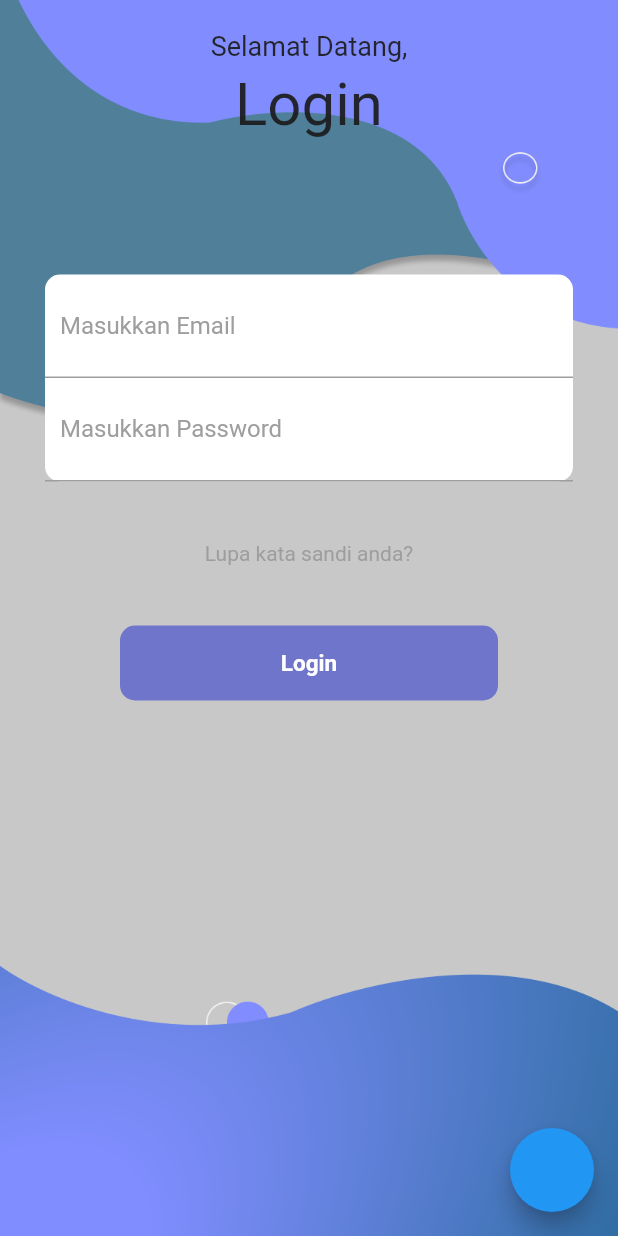
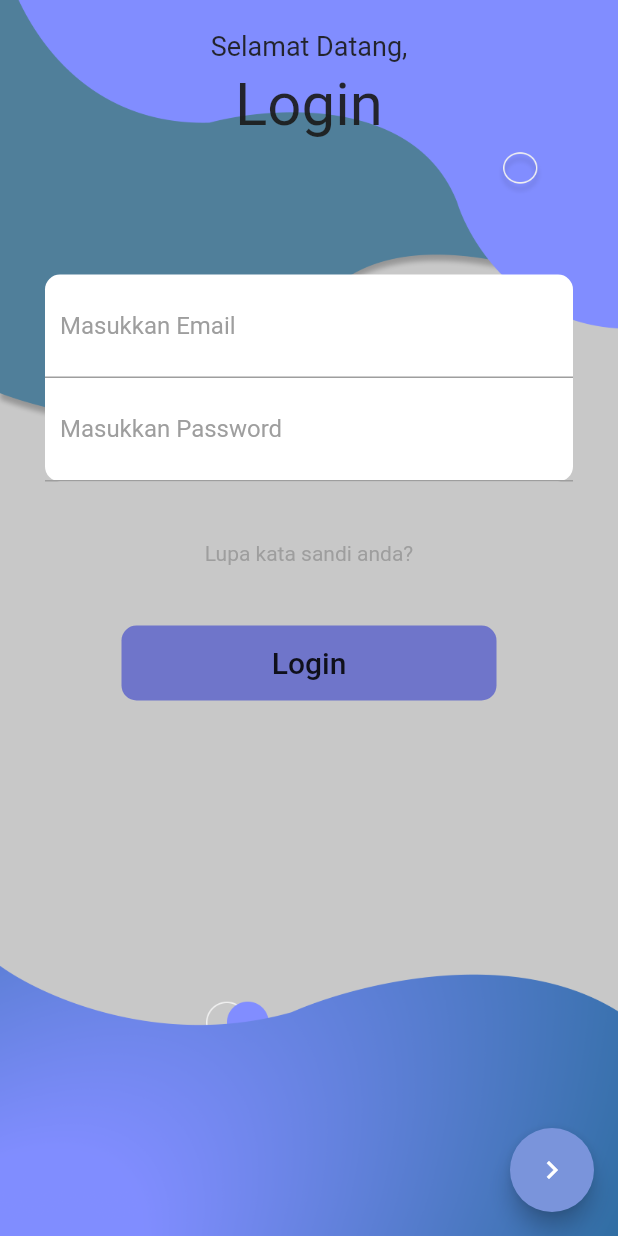
Before and after one commit to ihsanasfarii/Self-Safety-Report-Apps, a Flutter app: the screen it shows after launch, after a tap on the "navigate next" icon, on a phone screen of 412 x 824 dp. Run offline on Flutter 3.47's test engine with Material 2 defaults, Android fonts, the phone set to English and light mode, and no system bars.

Commit message:
update button login bro & menu beranda

```diff
--- a/lib/Login/Button.dart
+++ b/lib/Login/Button.dart
@@ -5,16 +5,19 @@ class Button extends StatelessWidget {
   Widget build(BuildContext context) {
     return Container(
       height: 50,
+      width: 250,
       margin: EdgeInsets.symmetric(horizontal: 50),
       decoration: BoxDecoration(
         color: Color.fromARGB(255, 111, 117, 202),
         borderRadius: BorderRadius.circular(10),
       ),
-      child: Center(
+      child: FlatButton(
+        onPressed: () {
+          Navigator.pushNamed(context, '/beranda');
+        },
         child: Text(
           "Login",
-          style: TextStyle(
-              color: Colors.white, fontSize: 15, fontWeight: FontWeight.bold),
+          style: TextStyle(fontSize: 20),
         ),
       ),
     );
--- a/lib/Login/LoginPage.dart
+++ b/lib/Login/LoginPage.dart
@@ -7,10 +7,11 @@ class LoginPage extends StatelessWidget {
   Widget build(BuildContext context) {
     return Scaffold(
       floatingActionButton: FloatingActionButton(
-        onPressed: () {
-          Navigator.pushNamed(context, '/register');
-        },
-      ),
+          onPressed: () {
+            Navigator.pushNamed(context, '/register');
+          },
+          backgroundColor: Color.fromARGB(255, 122, 148, 219),
+          child: const Icon(Icons.navigate_next)),
       body: Container(
         decoration: BoxDecoration(
           image: DecorationImage(
--- a/lib/main.dart
+++ b/lib/main.dart
@@ -1,7 +1,9 @@
 import 'package:flutter/material.dart';
+import 'package:selfsafetyapp_test/Beranda/beranda.dart';
 import 'Register/registrasi.dart';
 import 'Login/LoginPage.dart';
 import 'splashscreen.dart';
+import 'Beranda/beranda.dart';
 
 void main() => runApp(MyApp());
 
@@ -16,8 +18,9 @@ class MyApp extends StatelessWidget {
         // When navigating to the "/second" route, build the SecondScreen widget.
         '/LoginPage': (context) => LoginPage(),
         '/register': (context) => registrasi(),
+        '/beranda': (context) => beranda(),
       },
-      //home: Registrasi(),
+      // home: beranda(),
     );
   }
 }
```
Also changed, not shown: lib/Beranda/beranda.dart (added, +18 -0 lines).
